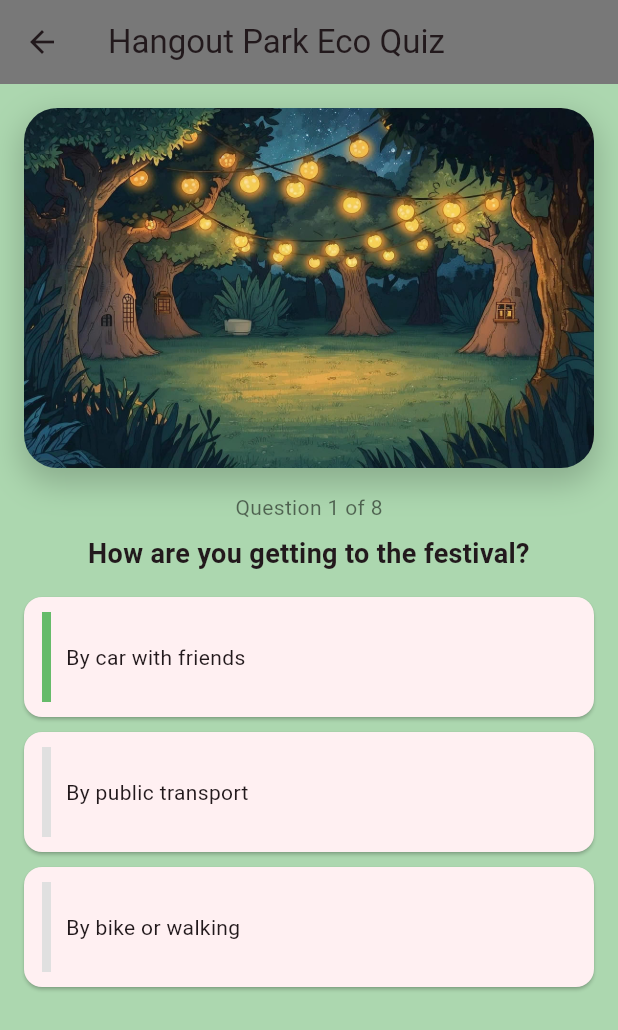
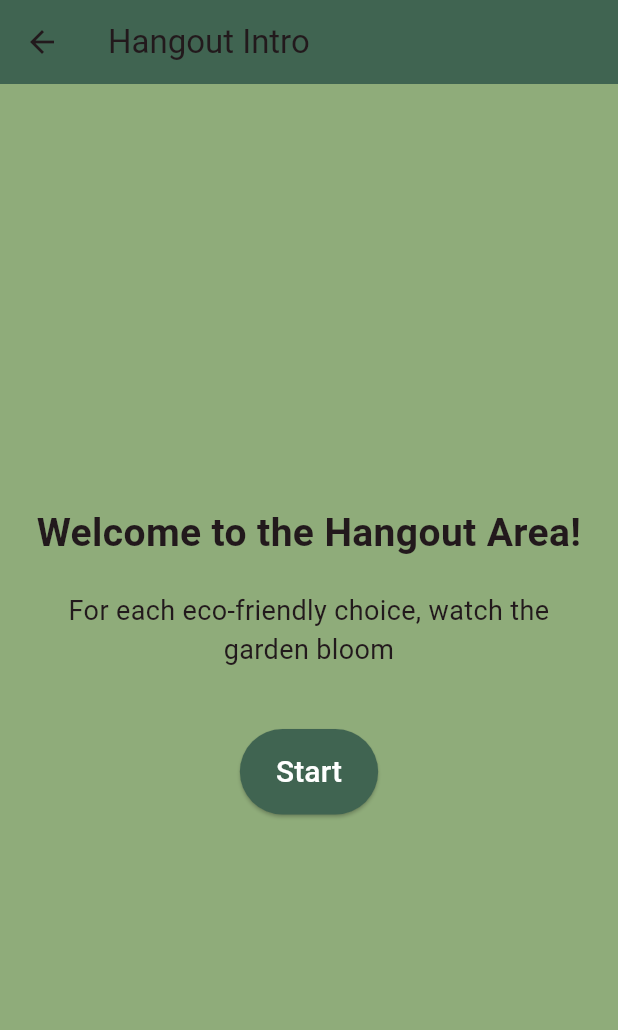
Before and after one commit to Hrisko123/DE-ONTDEK-FABRIEK, a Flutter app: the HangoutQuizPage screen opened directly, on a phone screen of 412 x 824 dp. Shown: the top 1030 px of the screen. Run offline on Flutter 3.47's test engine with Material 3 defaults, Android fonts, the light colour scheme and no system bars.

Commit message:
hangout  design cohesivenesschanges

```diff
--- a/deontdekfabriek/lib/main.dart
+++ b/deontdekfabriek/lib/main.dart
@@ -1018,6 +1018,8 @@ class _HangoutQuizPageState extends State<HangoutQuizPage> {
 
   int _currentIndex = 0;
   int _gardenStage = 0; // grows only when eco option is selected
+  bool _showIntro = true;
+
 
   void _onOptionSelected(int optionIndex) {
     final question = _questions[_currentIndex];
@@ -1050,6 +1052,49 @@ class _HangoutQuizPageState extends State<HangoutQuizPage> {
       }
     });
   }
+// INTRO SCREEN WIDGET
+Widget _buildIntro() {
+  return Center(
+    child: Padding(
+      padding: const EdgeInsets.all(20.0),
+      child: Column(
+        mainAxisAlignment: MainAxisAlignment.center,
+        children: [
+          const Text(
+            "Welcome to the Hangout Area!",
+            textAlign: TextAlign.center,
+            style: TextStyle(
+              fontSize: 26,
+              fontWeight: FontWeight.bold,
+            ),
+          ),
+          const SizedBox(height: 20),
+          const Text(
+            "For each eco-friendly choice, watch the garden bloom",
+            textAlign: TextAlign.center,
+            style: TextStyle(fontSize: 18),
+          ),
+          const SizedBox(height: 40),
+          ElevatedButton(
+            onPressed: () {
+              setState(() {
+                _showIntro = false;   // SWITCH TO QUESTIONS
+              });
+            },
+            style: ElevatedButton.styleFrom(
+              backgroundColor: Color.fromARGB(255, 64, 100, 81),
+              padding: const EdgeInsets.symmetric(horizontal: 24, vertical: 14),
+            ),
+            child: const Text(
+              "Start",
+              style: TextStyle(fontSize: 20, color: Colors.white),
+            ),
+          ),
+        ],
+      ),
+    ),
+  );
+}
 
   Color _colorForOption(int optionIndex, int ecoIndex) {
     return optionIndex == ecoIndex
@@ -1059,19 +1104,36 @@ class _HangoutQuizPageState extends State<HangoutQuizPage> {
 
   @override
   Widget build(BuildContext context) {
+    if (_showIntro) {
+  return Scaffold(
+    backgroundColor: const Color.fromARGB(255, 143, 172, 122),
+    appBar: AppBar(
+      title: const Text('Hangout Intro'),
+      backgroundColor: const Color.fromARGB(255, 64, 100, 81),
+    ),
+    body: _buildIntro(),
+  );
+}
+
     final question = _questions[_currentIndex];
 
     return Scaffold(
-      backgroundColor: const Color.fromARGB(255, 172, 215, 175),
+      backgroundColor: const Color.fromARGB(255, 143, 172, 122),
       appBar: AppBar(
         title: const Text('Hangout Park Eco Quiz'),
-        backgroundColor: const Color(0xFF787878),
+        backgroundColor: const Color.fromARGB(255, 64, 100, 81),
       ),
       body: Padding(
         padding: const EdgeInsets.all(16.0),
         child: Column(
           children: [
-            AnimatedGarden(stage: _gardenStage),
+            Center(
+            child: SizedBox(
+              width: MediaQuery.of(context).size.width * 0.5,
+              child: AnimatedGarden(stage: _gardenStage),
+            ),
+          ),
+
             const SizedBox(height: 16),
             Text(
               'Question ${_currentIndex + 1} of ${_questions.length}',
@@ -1167,7 +1229,7 @@ class _AnimatedGardenState extends State<AnimatedGarden>
     final showButterflies  = s >= 3; // third eco pick+
 
     return Container(
-      height: 240,
+      height: 340,
       decoration: BoxDecoration(
         borderRadius: BorderRadius.circular(22),
         boxShadow: [
@@ -1261,12 +1323,14 @@ class _OverlaySprout extends StatelessWidget {
       duration: Duration(milliseconds: durationMs),
       curve: curve,
 builder: (context, t, child) {
+  final clampedT = t.clamp(0.0, 1.0); // prevents opacity crash
+
   return ClipRect(
     child: Align(
       alignment: Alignment.bottomCenter,
-            heightFactor: t, // REVEALS UPWARD
+      heightFactor: clampedT,
       child: Opacity(
-              opacity: t,
+        opacity: clampedT,
         child: Transform.scale(
           scale: 0.95 + 0.05 * t,
           alignment: Alignment.bottomCenter,
```
Also changed, not shown: deontdekfabriek/assets/garden/flowers_small.png. Lines whose indentation alone changed are shown as unchanged.
